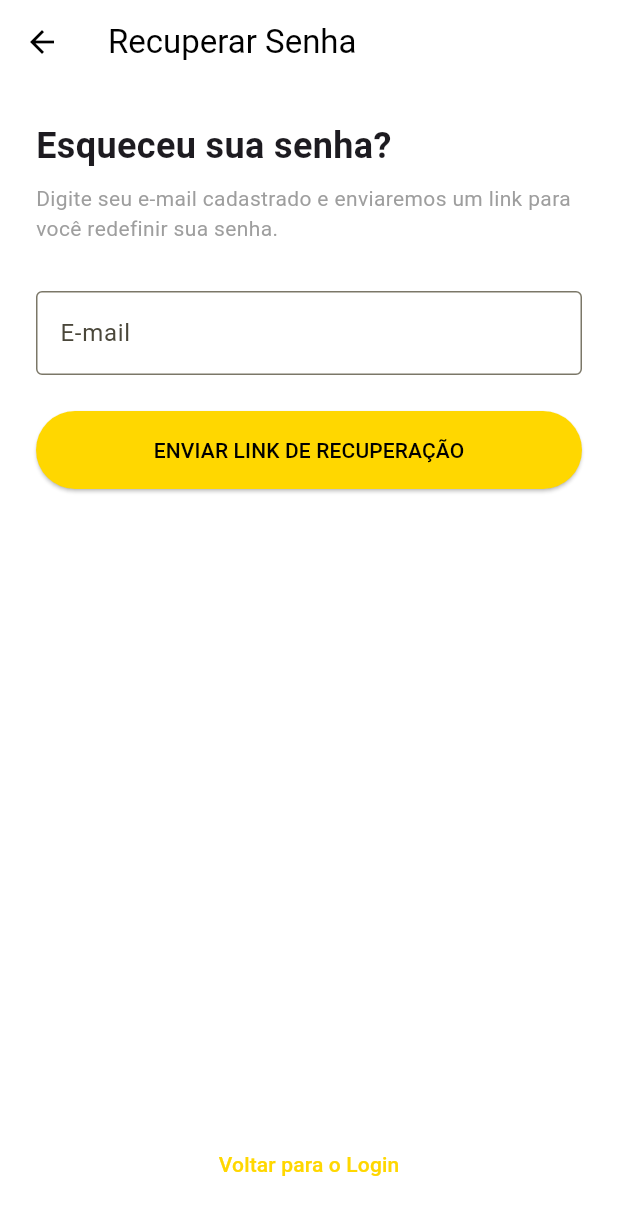
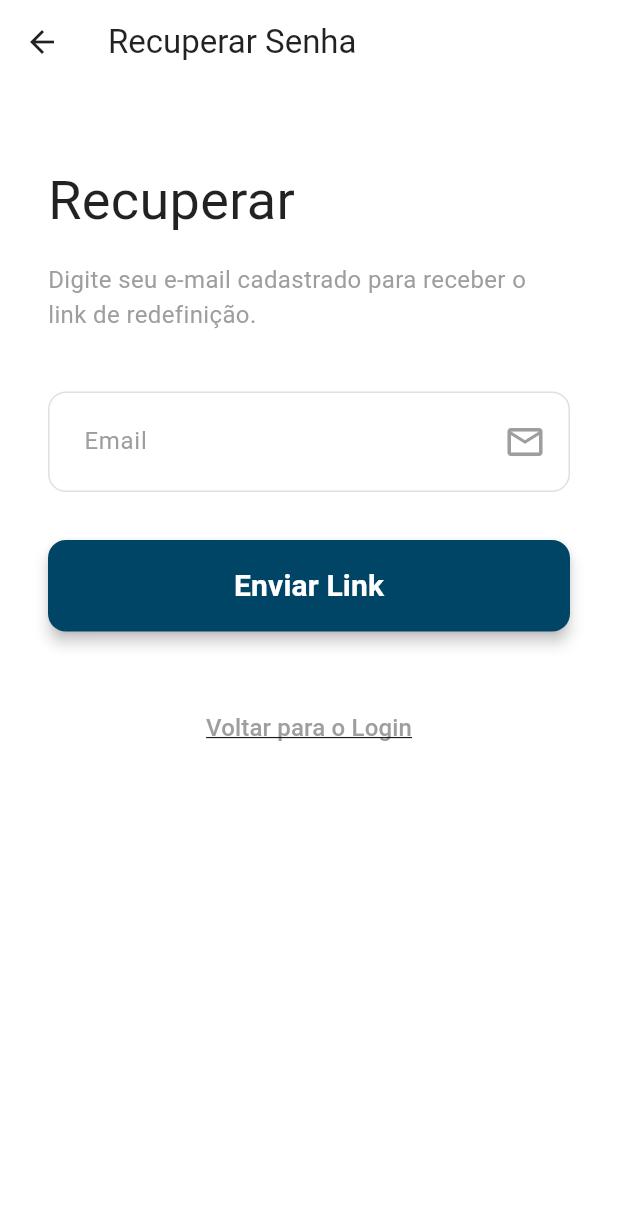
Before and after one commit to kodetechx/ribas-guindastes, a Flutter app: the RecoveryScreen screen opened directly, on a phone screen of 412 x 824 dp. Shown: the top 1215 px of the screen. Run offline on Flutter 3.47's test engine with Material 3 defaults, Android fonts, the phone set to English and light mode, and no system bars; our stand-ins replace flutter_secure_storage, google_fonts, image_picker, open_file, qr_flutter, signature; accounts and stored records are empty; project files that could hold a hidden picture were left out.

Commit message:
refactor: rewriting password recovery screen design

```diff
--- a/mobile/lib/screens/auth/recovery_screen.dart
+++ b/mobile/lib/screens/auth/recovery_screen.dart
@@ -18,69 +18,123 @@ class _RecoveryScreenState extends State<RecoveryScreen> {
         title: const Text('Recuperar Senha'),
         backgroundColor: Colors.white,
         elevation: 0,
-        foregroundColor: Colors.black,
+        foregroundColor: Colors.black87,
+        leading: IconButton(
+          icon: const Icon(Icons.arrow_back),
+          onPressed: () => Navigator.pop(context),
+        ),
       ),
       backgroundColor: Colors.white,
-      body: Padding(
-        padding: const EdgeInsets.all(24.0),
+      body: SingleChildScrollView(
+        padding: const EdgeInsets.all(32.0),
         child: Column(
           crossAxisAlignment: CrossAxisAlignment.stretch,
           children: [
+            const SizedBox(height: 20),
             const Text(
-              'Esqueceu sua senha?',
-              style: TextStyle(fontSize: 24, fontWeight: FontWeight.bold),
+              'Recuperar',
+              style: TextStyle(
+                fontSize: 36,
+                fontWeight: FontWeight.w400,
+                color: Colors.black87,
               ),
-            const SizedBox(height: 8),
+            ),
+            const SizedBox(height: 16),
             const Text(
-              'Digite seu e-mail cadastrado e enviaremos um link para você redefinir sua senha.',
-              style: TextStyle(color: Colors.grey),
+              'Digite seu e-mail cadastrado para receber o link de redefinição.',
+              style: TextStyle(color: Colors.grey, fontSize: 16),
             ),
-            const SizedBox(height: 32),
+            const SizedBox(height: 40),
+
+            // Email Field
             TextField(
               controller: _emailController,
-              decoration: const InputDecoration(
-                labelText: 'E-mail',
-                border: OutlineInputBorder(),
+              style: const TextStyle(fontSize: 18),
+              decoration: InputDecoration(
+                labelText: 'Email',
+                labelStyle: const TextStyle(color: Colors.grey),
+                suffixIcon: const Padding(
+                  padding: EdgeInsets.only(right: 12.0),
+                  child: Icon(Icons.email_outlined, color: Colors.grey, size: 28),
+                ),
+                border: OutlineInputBorder(
+                  borderRadius: BorderRadius.circular(12),
+                  borderSide: const BorderSide(color: Colors.grey),
+                ),
+                enabledBorder: OutlineInputBorder(
+                  borderRadius: BorderRadius.circular(12),
+                  borderSide: BorderSide(color: Colors.grey.shade300),
+                ),
+                focusedBorder: OutlineInputBorder(
+                  borderRadius: BorderRadius.circular(12),
+                  borderSide: const BorderSide(color: Color(0xFF004466), width: 2),
+                ),
+                contentPadding: const EdgeInsets.symmetric(horizontal: 20, vertical: 20),
               ),
               keyboardType: TextInputType.emailAddress,
             ),
-            const SizedBox(height: 24),
+            const SizedBox(height: 32),
+
+            // Send Button
             ElevatedButton(
               onPressed: () {
                 setState(() => _isSent = true);
               },
               style: ElevatedButton.styleFrom(
-                backgroundColor: const Color(0xFFFFD700),
-                foregroundColor: Colors.black,
+                backgroundColor: const Color(0xFF004466),
+                foregroundColor: Colors.white,
                 padding: const EdgeInsets.symmetric(vertical: 16),
+                shape: RoundedRectangleBorder(
+                  borderRadius: BorderRadius.circular(12),
                 ),
-              child: const Text('ENVIAR LINK DE RECUPERAÇÃO'),
+                elevation: 4,
               ),
+              child: const Text(
+                'Enviar Link',
+                style: TextStyle(
+                  fontSize: 20,
+                  fontWeight: FontWeight.bold,
+                ),
+              ),
+            ),
+
             if (_isSent) ...[
               const SizedBox(height: 24),
-              const Card(
-                color: Colors.green,
-                child: Padding(
-                  padding: EdgeInsets.all(16.0),
+              Container(
+                padding: const EdgeInsets.all(16),
+                decoration: BoxDecoration(
+                  color: Colors.green.shade50,
+                  borderRadius: BorderRadius.circular(12),
+                  border: Border.all(color: Colors.green.shade200),
+                ),
                 child: Row(
                   children: [
-                      Icon(Icons.check_circle, color: Colors.white),
-                      SizedBox(width: 12),
+                    Icon(Icons.check_circle_outline, color: Colors.green.shade700),
+                    const SizedBox(width: 12),
                     Expanded(
                       child: Text(
                         'Se o e-mail estiver cadastrado, você receberá o link em breve.',
-                          style: TextStyle(color: Colors.white),
+                        style: TextStyle(color: Colors.green.shade800),
                       ),
                     ),
                   ],
                 ),
               ),
-              ),
             ],
-            const Spacer(),
+
+            const SizedBox(height: 40),
+
+            // Back to Login Button
             TextButton(
               onPressed: () => Navigator.pop(context),
-              child: const Text('Voltar para o Login'),
+              child: const Text(
+                'Voltar para o Login',
+                style: TextStyle(
+                  color: Colors.grey,
+                  fontSize: 16,
+                  decoration: TextDecoration.underline,
+                ),
+              ),
             ),
           ],
         ),
```
Lines whose indentation alone changed are shown as unchanged.
